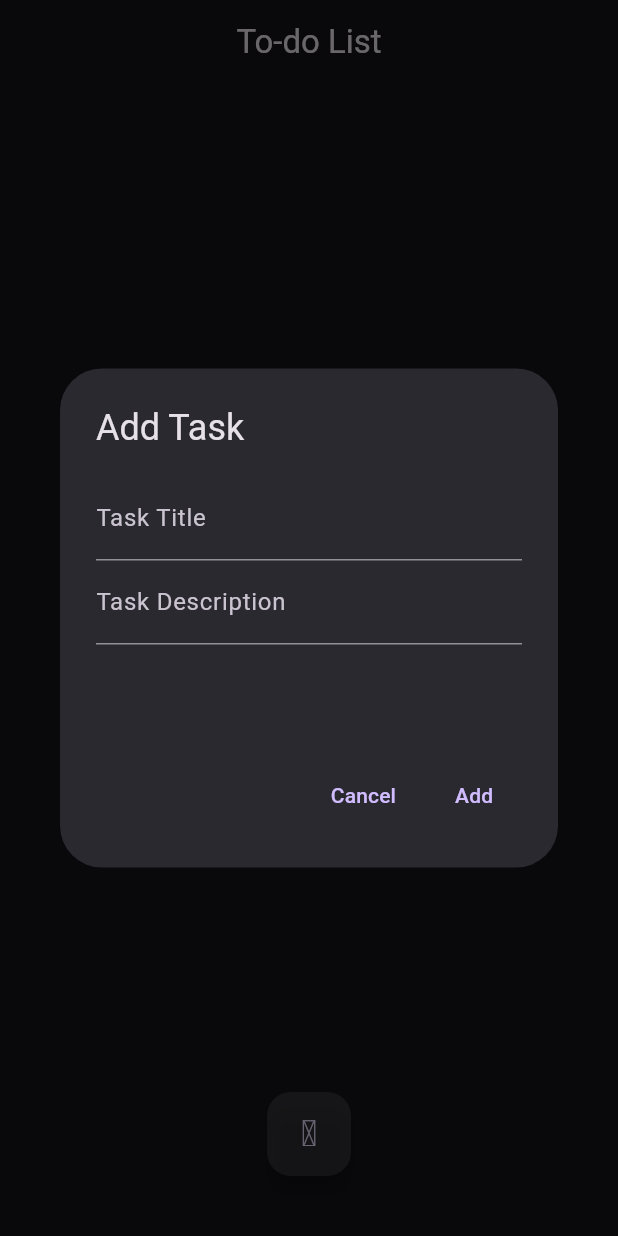
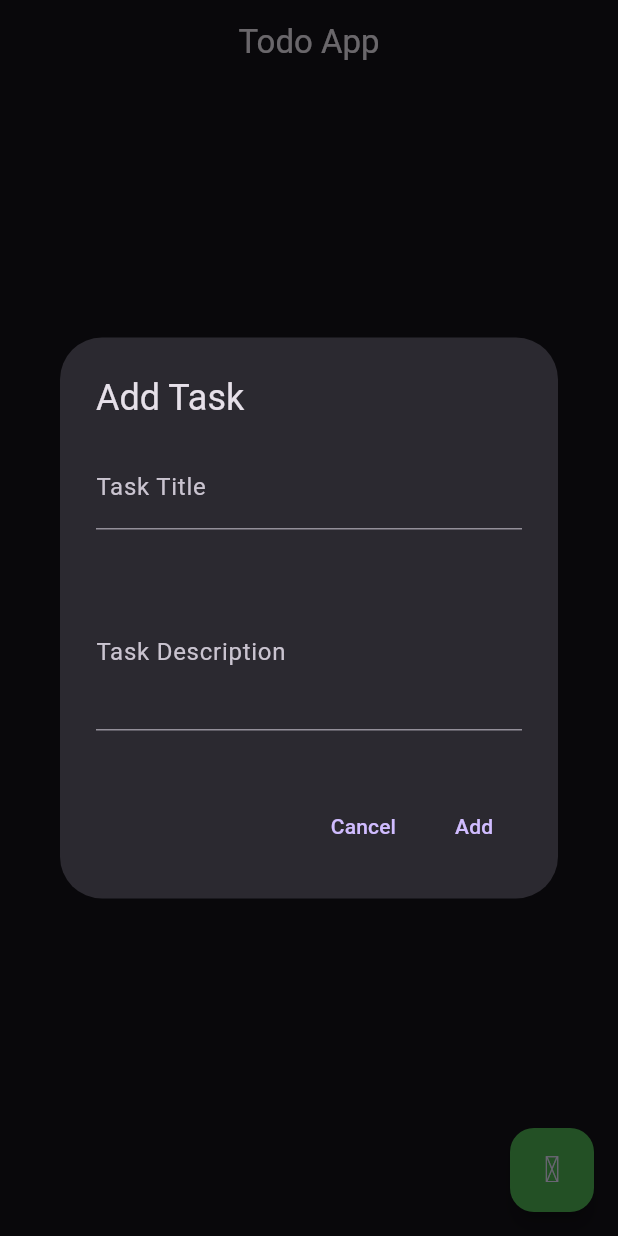
Before and after one commit to AayushPaigwar/flutter-todo-app, a Flutter app: the screen it shows after launch, after a tap on an icon or button, on a phone screen of 412 x 824 dp. Run offline on Flutter 3.47's test engine with Material 3 defaults, Android fonts, the phone set to English and light mode, and no system bars; our stand-ins replace flutter_dotenv, flutter_slidable, supabase_flutter; missing offline and left inert: enefty_icons; accounts and stored records are empty.

Commit message:
supabase CRUD

```diff
--- a/lib/main.dart
+++ b/lib/main.dart
@@ -1,16 +1,17 @@
-// ignore_for_file: unused_element
-
 import 'package:flutter/material.dart';
 import 'package:flutter_dotenv/flutter_dotenv.dart';
 import 'package:supabase_flutter/supabase_flutter.dart';
 
-import 'nextpage.dart';
+import 'todo_screen.dart';
 
 void main() async {
+  // Ensure that the FlutterBinding is initialized before calling the runApp method
   WidgetsFlutterBinding.ensureInitialized();
 
+  // Load .env file
   await dotenv.load(fileName: "assets/.env");
 
+  // Initialize Supabase
   await Supabase.initialize(
     url: dotenv.get('SUPABASE_URL'),
     anonKey: dotenv.get('SUPABASE_KEY'),
@@ -18,17 +19,16 @@ void main() async {
   runApp(const MyApp());
 }
 
-// ignore: must_be_immutable
 class MyApp extends StatelessWidget {
   const MyApp({Key? key}) : super(key: key);
 
   @override
   Widget build(BuildContext context) {
     return MaterialApp(
+      title: 'Supabase Todo App',
       theme: ThemeData.dark(),
-      themeMode: ThemeMode.dark,
       debugShowCheckedModeBanner: false,
-      home: NextPage(),
+      home: const TodoScreen(),
     );
   }
 }
--- a/lib/supabase_function.dart
+++ b/lib/supabase_function.dart
@@ -3,15 +3,18 @@ import 'dart:developer';
 import 'package:supabase_flutter/supabase_flutter.dart';
 
 class SupabaseFunction {
-  // insert data
+  // insert data | Create
   static Future<bool> insertData(String email, String name) async {
     try {
-      final response = await Supabase.instance.client.from('todo-list').insert([
-        {'email': email, 'name': name},
-      ]);
+      final response = await Supabase.instance.client.from('todo-list').insert(
+        {
+          'email': email,
+          'name': name,
+        },
+      );
 
       if (response == null) {
-        log('Response: $response');
+        log('Data Inserted Successfully'); // if response null then success
         return true;
       } else {
         log('Error adding data: $response');
@@ -23,23 +26,32 @@ class SupabaseFunction {
     }
   }
 
-  // delete data
-  static Future<bool> deleteData(int id) async {
-    await Supabase.instance.client.from('todo-list').delete().match({'id': id});
-    return true;
+  // fetch data | Read
+  static Stream<List<Map<String, dynamic>>> fetchData() {
+    return Supabase.instance.client
+        .from('todo-list')
+        .stream(primaryKey: ['id']);
   }
 
-  // fetch data
-  static fetchData() async {
-    Supabase.instance.client.from('todo-list').stream(primaryKey: ['id']);
+  // update data | Update
+  static Future<void> updateData(int id, String email, String name) async {
+    await Supabase.instance.client.from('todo-list').update({
+      'email': email,
+      'name': name,
+    }).eq('id', id);
   }
 
-  // update data
-  static Future<void> updateData(int id, String email, String name) async {
-    await Supabase.instance.client.from('todo-list').upsert({
-      'id': id,
-      'email': email,
-      'name': name,
-    });
+  // delete data | Delete
+  static Future<bool> deleteData(int id) async {
+    final response = await Supabase.instance.client
+        .from('todo-list')
+        .delete()
+        .match({'id': id});
+
+    if (response == null) {
+      log('Data Deleted Successfully');
+      return true;
+    }
+    return false;
   }
 }
--- /dev/null
+++ b/lib/todo_screen.dart
@@ -0,0 +1,152 @@
+import 'package:enefty_icons/enefty_icons.dart';
+import 'package:flutter/material.dart';
+import 'package:flutter_slidable/flutter_slidable.dart';
+import 'package:supabase_todo/supabase_function.dart';
+
+class TodoScreen extends StatelessWidget {
+  const TodoScreen({super.key});
+
+  @override
+  Widget build(BuildContext context) {
+    return Scaffold(
+      appBar: AppBar(
+        title: const Text('Todo App'),
+        centerTitle: true,
+      ),
+      floatingActionButton: FloatingActionButton(
+        backgroundColor: Colors.green,
+        onPressed: () => showTaskDialog(context),
+        child: const Icon(EneftyIcons.add_outline),
+      ),
+      body: Column(
+        children: [
+          Expanded(
+            child: StreamBuilder<List<Map<String, dynamic>>>(
+              stream: SupabaseFunction.fetchData(),
+              builder: (context, snapshot) {
+                if (!snapshot.hasData) {
+                  return const Center(child: CircularProgressIndicator());
+                }
+                final todoList = snapshot.data!;
+                return ListView.builder(
+                  padding: const EdgeInsets.all(10),
+                  itemCount: todoList.length,
+                  itemBuilder: (context, index) {
+                    final todo = todoList[index];
+                    return Column(
+                      children: [
+                        Slidable(
+                          endActionPane: ActionPane(
+                            motion: const ScrollMotion(),
+                            children: [
+                              SlidableAction(
+                                borderRadius: BorderRadius.circular(10),
+                                onPressed: (context) {
+                                  SupabaseFunction.deleteData(todo['id']);
+                                },
+                                backgroundColor: Colors.red,
+                                icon: EneftyIcons.trash_outline,
+                              ),
+                            ],
+                          ),
+                          child: ListTile(
+                            title: Text(todo['name']),
+                            subtitle: Text(todo['email']),
+                            trailing: IconButton(
+                              onPressed: () =>
+                                  showTaskDialog(context, todo: todo),
+                              icon: const Icon(EneftyIcons.edit_2_outline),
+                            ),
+                          ),
+                        ),
+                        const Divider(),
+                      ],
+                    );
+                  },
+                );
+              },
+            ),
+          ),
+        ],
+      ),
+    );
+  }
+
+  void showTaskDialog(BuildContext context, {Map<String, dynamic>? todo}) {
+    final isUpdate = todo != null;
+    final nameController =
+        TextEditingController(text: isUpdate ? todo['name'] : '');
+    final emailController =
+        TextEditingController(text: isUpdate ? todo['email'] : '');
+
+    showDialog(
+      context: context,
+      builder: (BuildContext context) {
+        return AlertDialog(
+          title: Text(isUpdate ? 'Update Task' : 'Add Task'),
+          content: SizedBox(
+            height: MediaQuery.of(context).size.height * 0.25,
+            width: MediaQuery.of(context).size.width * 0.8,
+            child: Column(
+              children: [
+                TextField(
+                  controller: nameController,
+                  decoration: const InputDecoration(labelText: 'Task Title'),
+                ),
+                const SizedBox(height: 30),
+                TextField(
+                  maxLines: 3,
+                  controller: emailController,
+                  decoration:
+                      const InputDecoration(labelText: 'Task Description'),
+                ),
+              ],
+            ),
+          ),
+          actions: [
+            TextButton(
+              onPressed: () => Navigator.of(context).pop(),
+              child: const Text('Cancel'),
+            ),
+            TextButton(
+              onPressed: () {
+                if (nameController.text.isNotEmpty &&
+                    emailController.text.isNotEmpty) {
+                  if (isUpdate) {
+                    SupabaseFunction.updateData(
+                        todo['id'], nameController.text, emailController.text);
+                  } else {
+                    SupabaseFunction.insertData(
+                        emailController.text, nameController.text);
+                  }
+                  Navigator.of(context).pop();
+                } else {
+                  ScaffoldMessenger.of(context).showSnackBar(
+                    SnackBar(
+                      content: const Padding(
+                        padding: EdgeInsets.all(8.0),
+                        child: Center(
+                          child: Text(
+                            'Please fill all fields!',
+                            style: TextStyle(fontSize: 17),
+                          ),
+                        ),
+                      ),
+                      duration: const Duration(milliseconds: 1500),
+                      width: 500.0,
+                      behavior: SnackBarBehavior.floating,
+                      shape: RoundedRectangleBorder(
+                        borderRadius: BorderRadius.circular(10.0),
+                      ),
+                    ),
+                  );
+                }
+              },
+              child: Text(isUpdate ? 'Update' : 'Add'),
+            ),
+          ],
+        );
+      },
+    );
+  }
+}
```
Also changed, not shown: lib/nextpage.dart (deleted, +0 -231 lines), pubspec.yaml (+3 -4 lines), pubspec.lock, 21 other files.
